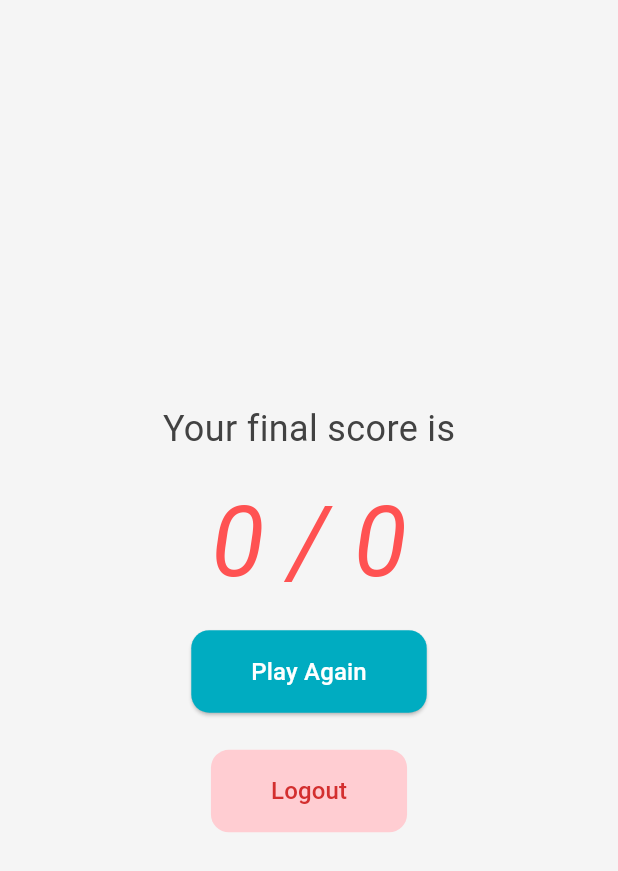
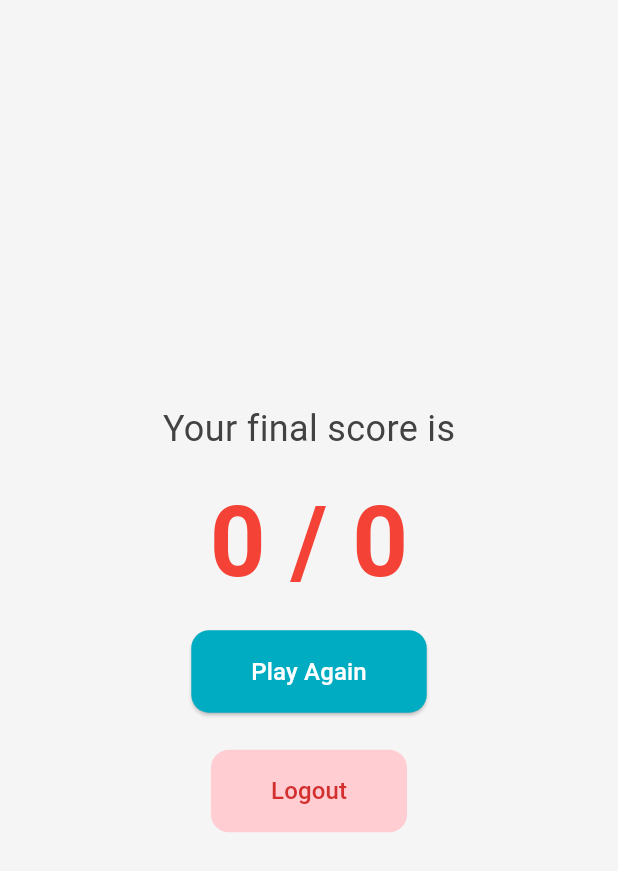
Before and after one commit to rashaaad19/QuizApp, a Flutter app: the ScoreScreen screen opened directly with empty values, on a phone screen of 412 x 824 dp. Shown: the top 871 px of the screen. Run offline on Flutter 3.47's test engine with Material 3 defaults, Android fonts, the phone set to English and light mode, and no system bars; Roboto replaces fonts that are missing (Palatino).

Commit message:
style: changed some colors in quiz and score screens

```diff
--- a/lib/screens/score_screen.dart
+++ b/lib/screens/score_screen.dart
@@ -33,8 +33,9 @@ class ScoreScreen extends StatelessWidget {
                     style: TextStyle(
                       fontSize: 65,
                       fontFamily: 'Palatino',
-                      fontStyle: FontStyle.italic,
-                      color: Colors.redAccent,
+                      // fontStyle: FontStyle.italic,
+                      fontWeight: FontWeight.bold,
+                      color: Colors.red[500],
                     ),
                   ),
                 ),
```
